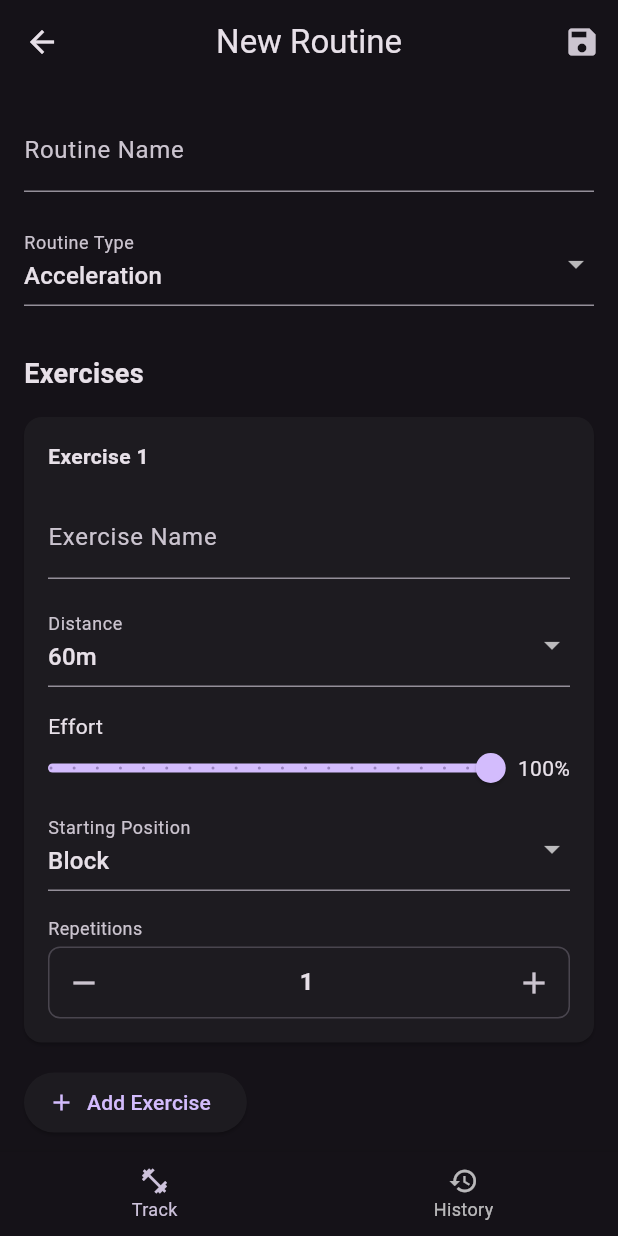
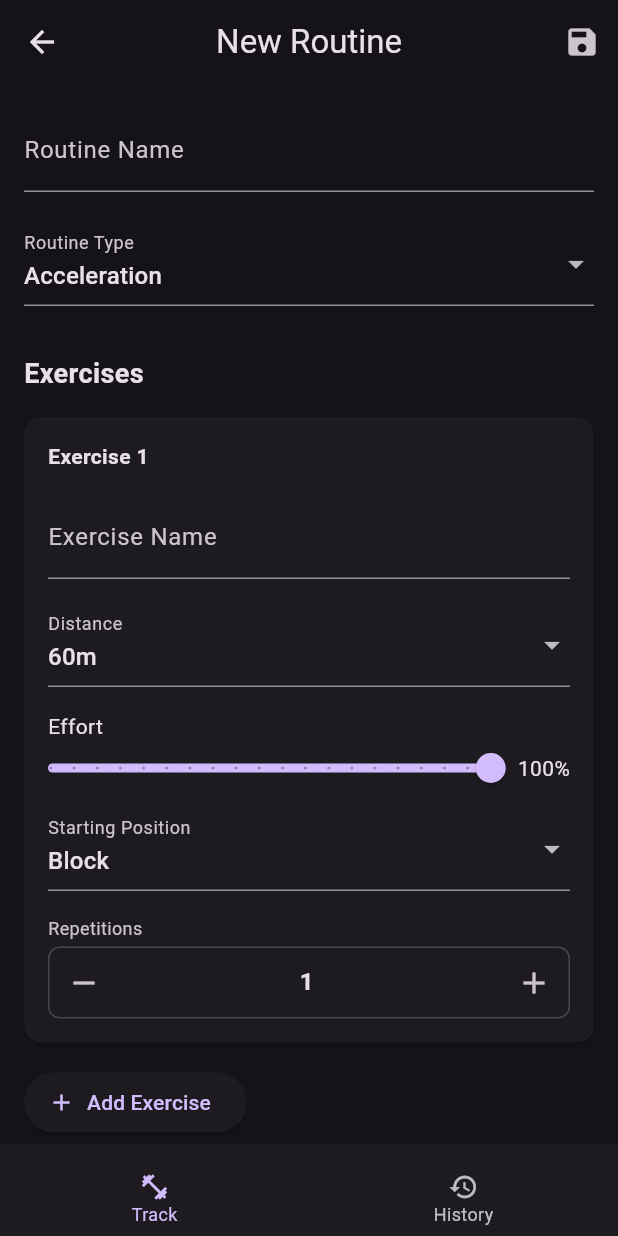
Before and after one commit to shareefhadid/traak, a Flutter app: the screen it shows after launch, after a tap on "Add routine", on a phone screen of 412 x 824 dp. Run offline on Flutter 3.47's test engine with Material 3 defaults, Android fonts, the phone set to English and light mode, and no system bars; our stand-ins replace go_router, isar; accounts and stored records are empty; generated files the repository leaves out were written again.

Commit message:
fix shell route styling

```diff
--- a/lib/features/track/shell_scaffold.dart
+++ b/lib/features/track/shell_scaffold.dart
@@ -1,5 +1,6 @@
 import 'package:flutter/material.dart';
 import 'package:go_router/go_router.dart';
+import 'package:traak/constants/spacing.dart';
 
 class ShellScaffold extends StatelessWidget {
   const ShellScaffold({
@@ -16,6 +17,11 @@ class ShellScaffold extends StatelessWidget {
     return Scaffold(
       body: child,
       bottomNavigationBar: BottomNavigationBar(
+        backgroundColor: ColorScheme.of(context).surfaceContainerLow,
+        iconSize: 20.0,
+        selectedFontSize: 12.0,
+        unselectedFontSize: 12.0,
+        selectedItemColor: ColorScheme.of(context).primary,
         currentIndex: currentIndex,
         onTap: (index) {
           switch (index) {
@@ -29,10 +35,21 @@ class ShellScaffold extends StatelessWidget {
         },
         items: const [
           BottomNavigationBarItem(
-            icon: Icon(Icons.fitness_center),
+            icon: Padding(
+              padding: EdgeInsets.only(top: Spacing.md),
+              child: Icon(Icons.fitness_center),
+            ),
             label: 'Track',
+            tooltip: 'Track your training',
           ),
-          BottomNavigationBarItem(icon: Icon(Icons.history), label: 'History'),
+          BottomNavigationBarItem(
+            icon: Padding(
+              padding: EdgeInsets.only(top: Spacing.md),
+              child: Icon(Icons.history),
+            ),
+            label: 'History',
+            tooltip: 'View past workouts',
+          ),
         ],
       ),
     );
--- a/lib/router.dart
+++ b/lib/router.dart
@@ -45,7 +45,6 @@ final router = GoRouter(
             ),
           ],
         ),
-
         GoRoute(
           path: '/history',
           pageBuilder: (context, state) {
--- a/lib/theme.dart
+++ b/lib/theme.dart
@@ -4,11 +4,4 @@ final ThemeData darkTheme = ThemeData(
   brightness: Brightness.dark,
   colorSchemeSeed: Colors.deepPurple,
   appBarTheme: const AppBarTheme(centerTitle: true),
-  bottomNavigationBarTheme: const BottomNavigationBarThemeData(
-    selectedIconTheme: IconThemeData(size: 20),
-    unselectedIconTheme: IconThemeData(size: 20),
-    selectedLabelStyle: TextStyle(fontSize: 12),
-    unselectedLabelStyle: TextStyle(fontSize: 12),
-    type: BottomNavigationBarType.fixed,
-  ),
 );
```
